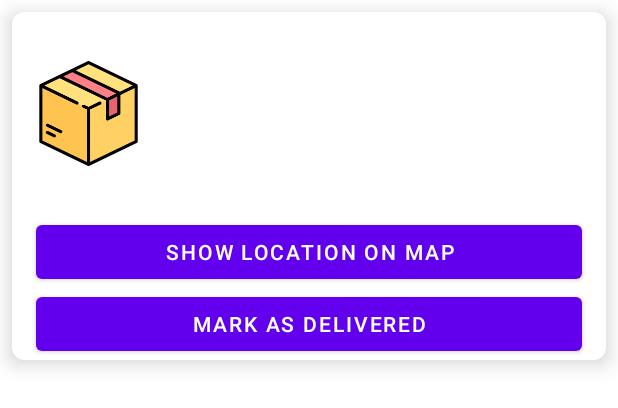
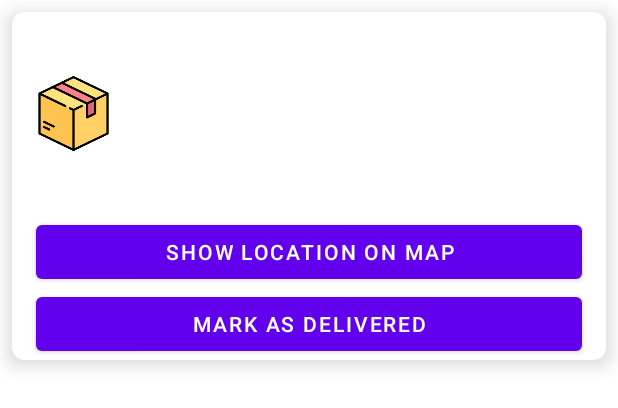
Before and after one commit to Alex1899/ToolPackApp, an Android app: the layout package_item_driver.xml on its own in the app's theme, with its tools: preview values and no code run, on a phone screen of 412 x 824 dp. Shown: the top 408 px of the screen. Run offline under Robolectric (Android 15) with nearby library versions, the phone set to English and light mode, and no system bars.

Commit message:
fixed icon sizes

```diff
--- a/app/src/main/res/drawable/ic_box.xml
+++ b/app/src/main/res/drawable/ic_box.xml
@@ -1,5 +1,5 @@
-<vector android:height="70dp" android:viewportHeight="512"
-    android:viewportWidth="512" android:width="70dp" xmlns:android="http://schemas.android.com/apk/res/android">
+<vector android:height="50dp" android:viewportHeight="512"
+    android:viewportWidth="512" android:width="50dp" xmlns:android="http://schemas.android.com/apk/res/android">
     <path android:fillColor="#FFE17D" android:pathData="M249.03,10.865L28.063,117.537c-2.77,1.337 -4.531,4.143 -4.531,7.219v262.485c0,3.076 1.761,5.881 4.531,7.219L249.03,501.135c4.404,2.126 9.536,2.126 13.94,0l220.967,-106.674c2.77,-1.337 4.531,-4.143 4.531,-7.219V124.757c0,-3.076 -1.761,-5.881 -4.531,-7.219L262.97,10.865C258.566,8.739 253.434,8.739 249.03,10.865z"/>
     <path android:fillColor="#FFC350" android:pathData="M24.865,120.368c-0.843,1.283 -1.333,2.793 -1.333,4.388v262.485c0,3.077 1.761,5.881 4.531,7.219L249.03,501.135c2.202,1.063 4.586,1.595 6.97,1.595V231.951L24.865,120.368z"/>
     <path android:fillColor="#FFD164" android:pathData="M487.135,120.368c0.843,1.283 1.333,2.793 1.333,4.388v262.485c0,3.077 -1.761,5.881 -4.531,7.219L262.97,501.135c-2.202,1.063 -4.586,1.595 -6.97,1.595V231.951L487.135,120.368z"/>
--- a/app/src/main/res/drawable/ic_maps_building_site.xml
+++ b/app/src/main/res/drawable/ic_maps_building_site.xml
@@ -1,6 +1,6 @@
-<vector android:height="70dp" android:tint="?attr/colorControlNormal"
+<vector android:height="50dp" android:tint="?attr/colorControlNormal"
     android:viewportHeight="24" android:viewportWidth="24"
-    android:width="70dp" xmlns:android="http://schemas.android.com/apk/res/android">
+    android:width="50dp" xmlns:android="http://schemas.android.com/apk/res/android">
     <path android:fillColor="@color/purple_500" android:pathData="M1,11l0,10l5,0l0,-6l4,0l0,6l5,0l0,-10l-7,-5z"/>
     <path android:fillColor="@color/purple_500" android:pathData="M10,3v1.97l7,5V11h2v2h-2v2h2v2h-2v4h6V3H10zM19,9h-2V7h2V9z"/>
 </vector>
--- a/app/src/main/res/layout/fragment_maps.xml
+++ b/app/src/main/res/layout/fragment_maps.xml
@@ -4,7 +4,6 @@
     xmlns:android="http://schemas.android.com/apk/res/android"
     android:layout_width="match_parent"
     android:layout_height="match_parent"
-    android:layout_marginBottom="50dp"
     android:fitsSystemWindows="false">
 
     <androidx.fragment.app.FragmentContainerView
```
